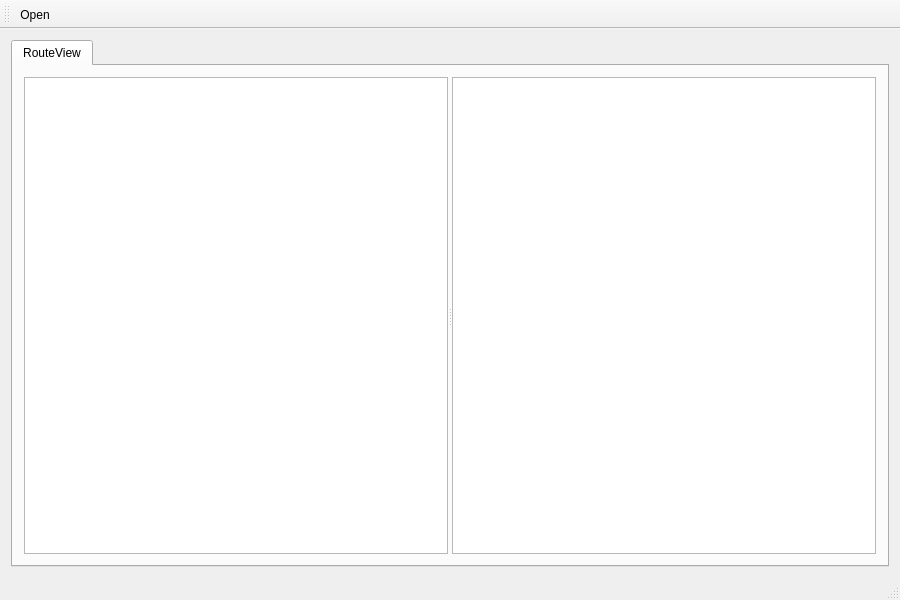
Before: the Qt Designer form Sem_06/PPO/Lab_01/gui/forms/mainwindow.ui in lieroz/University, drawn with Qt 5.
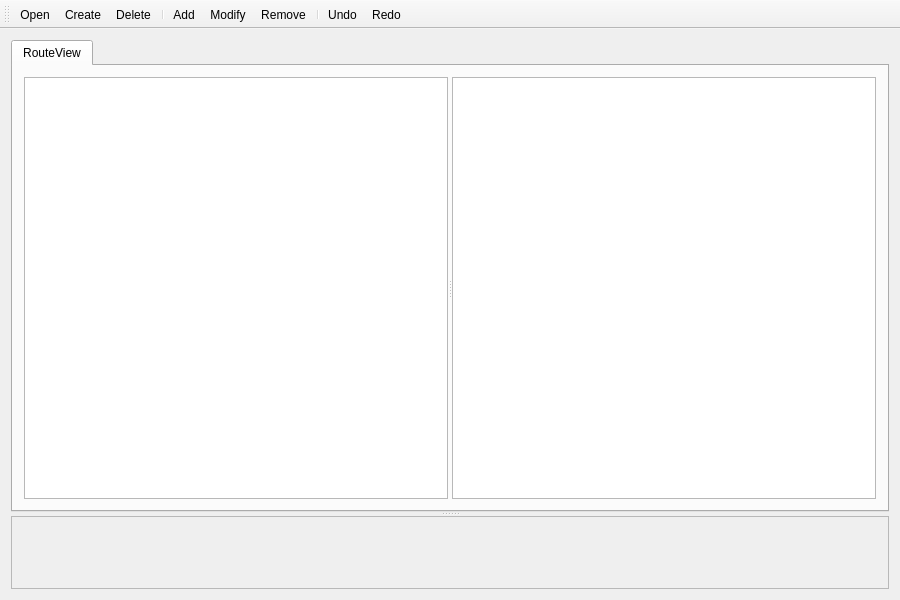
After: the same form once the commit is applied.

Commit message: Added delete routes

What changed in the file:
```diff
--- a/Sem_06/PPO/Lab_01/gui/forms/mainwindow.ui
+++ b/Sem_06/PPO/Lab_01/gui/forms/mainwindow.ui
@@ -20,8 +20,12 @@
    <string>MainWindow</string>
   </property>
   <widget class="QWidget" name="centralWidget">
-   <layout class="QVBoxLayout" name="verticalLayout">
+   <layout class="QVBoxLayout" name="verticalLayout_3">
     <item>
+     <widget class="QSplitter" name="splitter_2">
+      <property name="orientation">
+       <enum>Qt::Vertical</enum>
+      </property>
      <widget class="QTabWidget" name="tabWidget">
       <property name="currentIndex">
        <number>0</number>
@@ -51,18 +55,42 @@
        </layout>
       </widget>
      </widget>
-    </item>
-   </layout>
-  </widget>
-  <widget class="QMenuBar" name="menuBar">
+      <widget class="QScrollArea" name="scrollArea">
+       <property name="widgetResizable">
+        <bool>true</bool>
+       </property>
+       <widget class="QWidget" name="scrollAreaWidgetContents">
    <property name="geometry">
     <rect>
      <x>0</x>
      <y>0</y>
-     <width>900</width>
-     <height>22</height>
-    </rect>
-   </property>
+          <width>880</width>
+          <height>70</height>
+         </rect>
+        </property>
+        <layout class="QVBoxLayout" name="verticalLayout">
+         <item>
+          <widget class="QLabel" name="label">
+           <property name="sizePolicy">
+            <sizepolicy hsizetype="Expanding" vsizetype="Expanding">
+             <horstretch>0</horstretch>
+             <verstretch>0</verstretch>
+            </sizepolicy>
+           </property>
+           <property name="text">
+            <string/>
+           </property>
+           <property name="wordWrap">
+            <bool>true</bool>
+           </property>
+          </widget>
+         </item>
+        </layout>
+       </widget>
+      </widget>
+     </widget>
+    </item>
+   </layout>
   </widget>
   <widget class="QToolBar" name="mainToolBar">
    <attribute name="toolBarArea">
@@ -71,10 +99,18 @@
    <attribute name="toolBarBreak">
     <bool>false</bool>
    </attribute>
-   <addaction name="openFileAction"/>
+   <addaction name="actionOpen"/>
+   <addaction name="actionCreate"/>
+   <addaction name="actionDelete"/>
+   <addaction name="separator"/>
+   <addaction name="actionAdd"/>
+   <addaction name="actionModify"/>
+   <addaction name="actionRemove"/>
+   <addaction name="separator"/>
+   <addaction name="actionUndo"/>
+   <addaction name="actionRedo"/>
   </widget>
-  <widget class="QStatusBar" name="statusBar"/>
-  <action name="openFileAction">
+  <action name="actionOpen">
    <property name="text">
     <string>Open</string>
    </property>
@@ -85,6 +121,83 @@
     <string>Ctrl+O</string>
    </property>
   </action>
+  <action name="actionUndo">
+   <property name="text">
+    <string>Undo</string>
+   </property>
+   <property name="toolTip">
+    <string>Undo Previous Action</string>
+   </property>
+   <property name="shortcut">
+    <string>Ctrl+Z</string>
+   </property>
+  </action>
+  <action name="actionRedo">
+   <property name="text">
+    <string>Redo</string>
+   </property>
+   <property name="toolTip">
+    <string>Redo Previous Action</string>
+   </property>
+   <property name="shortcut">
+    <string>Ctrl+Shift+Z</string>
+   </property>
+  </action>
+  <action name="actionCreate">
+   <property name="text">
+    <string>Create</string>
+   </property>
+   <property name="toolTip">
+    <string>Creates new route</string>
+   </property>
+   <property name="shortcut">
+    <string>Ctrl+Shift+=</string>
+   </property>
+  </action>
+  <action name="actionDelete">
+   <property name="text">
+    <string>Delete</string>
+   </property>
+   <property name="toolTip">
+    <string>Deletes selected route</string>
+   </property>
+   <property name="shortcut">
+    <string>Ctrl+-</string>
+   </property>
+  </action>
+  <action name="actionAdd">
+   <property name="text">
+    <string>Add</string>
+   </property>
+   <property name="toolTip">
+    <string>Adds new point to route</string>
+   </property>
+   <property name="shortcut">
+    <string>Ctrl+A</string>
+   </property>
+  </action>
+  <action name="actionModify">
+   <property name="text">
+    <string>Modify</string>
+   </property>
+   <property name="toolTip">
+    <string>Modify existing route point</string>
+   </property>
+   <property name="shortcut">
+    <string>Ctrl+M</string>
+   </property>
+  </action>
+  <action name="actionRemove">
+   <property name="text">
+    <string>Remove</string>
+   </property>
+   <property name="toolTip">
+    <string>Removes selected route point</string>
+   </property>
+   <property name="shortcut">
+    <string>Ctrl+R</string>
+   </property>
+  </action>
  </widget>
  <layoutdefault spacing="6" margin="11"/>
  <resources/>
```
Lines whose indentation alone changed are shown as unchanged. The commit also changes 4 other files.
